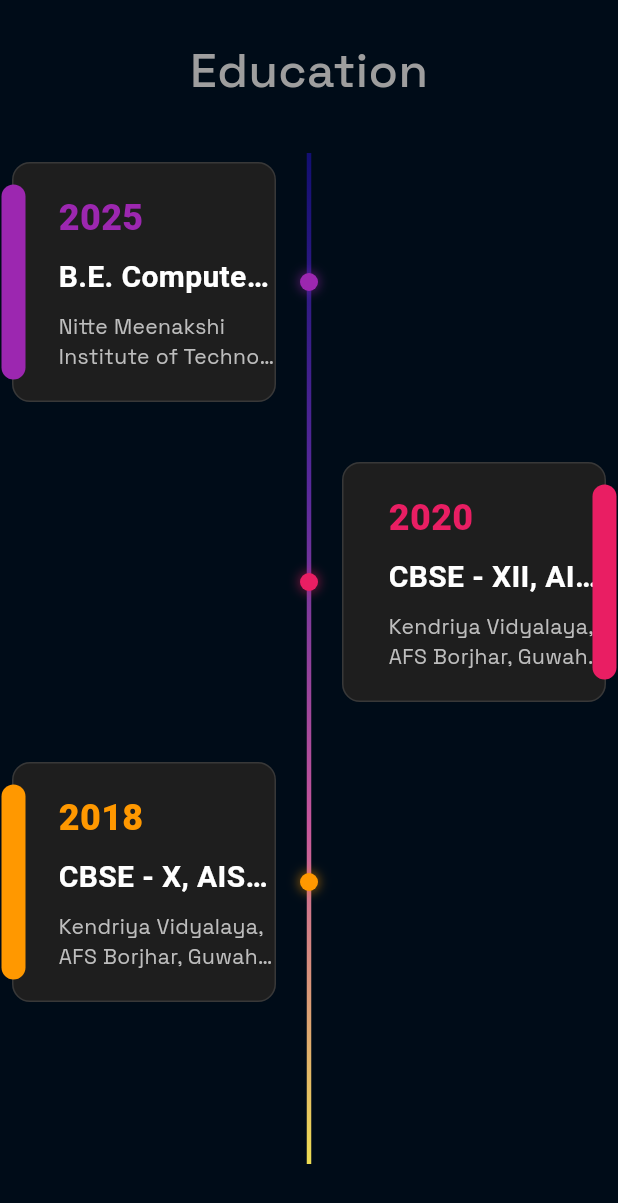
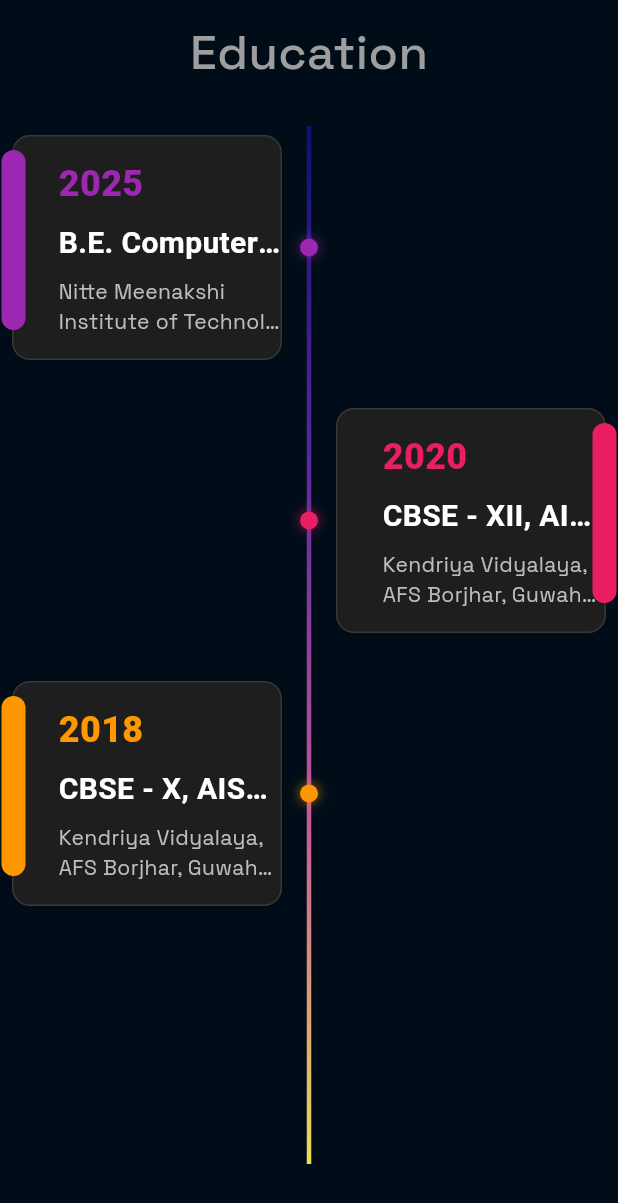
Before and after one commit to ankurt02/my-portfolio, a Flutter app: the TimelineScreen screen opened directly, on a phone screen of 412 x 824 dp. Shown: the top 1203 px of the screen. Run offline on Flutter 3.47's test engine with Material 3 defaults, Android fonts, the light colour scheme and no system bars; our stand-ins replace animated_text_kit, flutter_svg, gap, google_fonts, icons_plus, logger and 3 more; missing offline and left inert: pdfrx; network calls fail; project files that could hold a hidden picture were left out.

Commit message:
updated pixel-overflow edu

```diff
--- a/lib/screens/education/education.screen.dart
+++ b/lib/screens/education/education.screen.dart
@@ -80,7 +80,7 @@
 
             // Header Section
             Padding(
-              padding: const EdgeInsets.fromLTRB(24, 24, 24, 8),
+              padding: const EdgeInsets.fromLTRB(24, 12, 24, 8),
               child: Text(
                 'Education',
                 style: GoogleFonts.spaceGrotesk(
@@ -97,14 +97,14 @@
                 children: [
                   // The continuous timeline line in the background.
                   Padding(
-                    padding: const EdgeInsets.symmetric(vertical: 24.0),
+                    padding: const EdgeInsets.symmetric(vertical: 18.0),
                     child: _buildContinuousTimeline(),
                   ),
 
                   // The list of timeline events on top
                   ListView.builder(
                     physics: const NeverScrollableScrollPhysics(), // disables scrolling
-                    padding: const EdgeInsets.symmetric(vertical: 10.0),
+                    padding: const EdgeInsets.symmetric(vertical: 8.0),
                     itemCount: _events.length,
                     itemBuilder: (context, index) {
                       final event = _events[index];
@@ -117,7 +117,7 @@
                 ],
               ),
             ),
-            const Gap(24)
+            const Gap(30)
           ],
         ),
       ),
@@ -158,10 +158,10 @@
   @override
   Widget build(BuildContext context) {
     const double circleRadius = 8.0;
-    const double cardPadding = 16.0;
+    const double cardPadding = 12.0;
 
     return Padding(
-      padding: const EdgeInsets.symmetric(vertical: 20.0, horizontal: 8.0),
+      padding: const EdgeInsets.symmetric(vertical: 16.0, horizontal: 8.0),
       child: Row(
         crossAxisAlignment: CrossAxisAlignment.center,
         children: [
@@ -218,7 +218,7 @@
         Positioned(
           top: (60 - 130) / 2, // (cardHeight - boxHeight) / 2
           child: Container(
-            height: 130,
+            height: 120,
             width: 16, // colored-box width
             decoration: BoxDecoration(
               color: event.color,
@@ -272,7 +272,7 @@
     // The main card widget
     return Container(
       width: 420, // card width
-      height: 160,
+      height: 150,
       decoration: BoxDecoration(
         color: const Color(0xFF1E1E1E),
         borderRadius: BorderRadius.circular(12),
```
